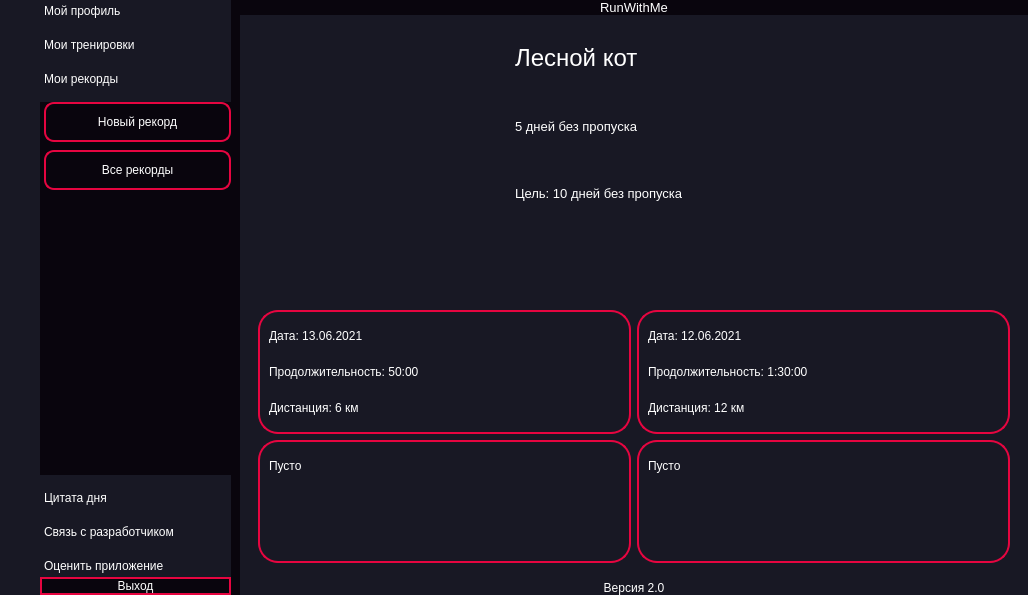
Daniil-Solo/Training-tracker, file Program/new_design/new_interface.ui: the form before one commit.
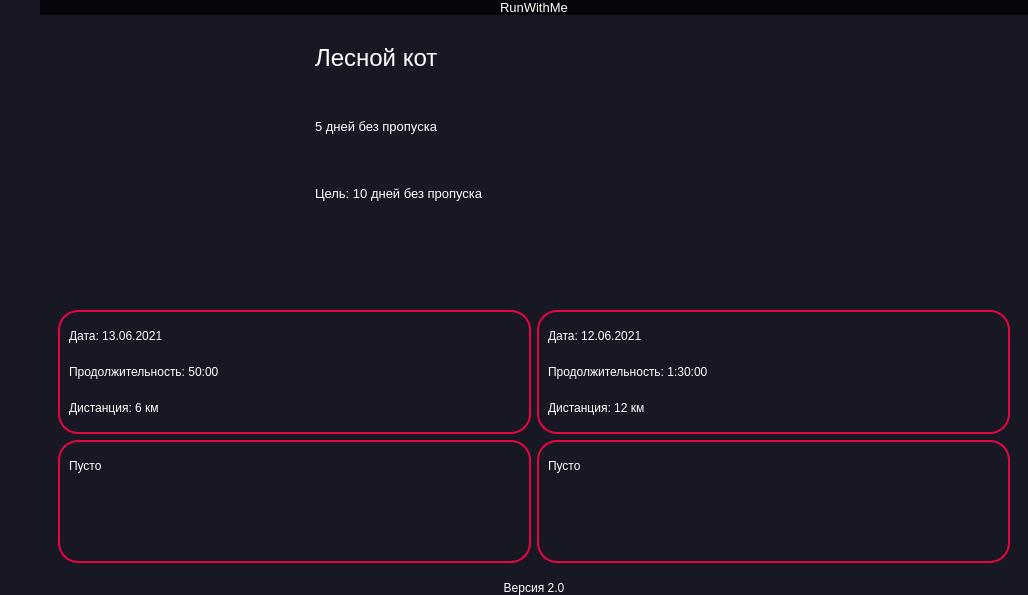
The form after the commit. The open tabs and pages were chosen to show the change. Icons and pictures are not drawn.

```diff
--- a/Program/new_design/new_interface.ui
+++ b/Program/new_design/new_interface.ui
@@ -397,7 +397,7 @@
       </property>
       <property name="minimumSize">
        <size>
-        <width>200</width>
+        <width>0</width>
         <height>0</height>
        </size>
       </property>
@@ -857,7 +857,7 @@
                  <rect>
                   <x>0</x>
                   <y>0</y>
-                  <width>189</width>
+                  <width>187</width>
                   <height>331</height>
                  </rect>
                 </property>
```
Left out of the diff: 12 changed lines with no effect on the pictures.
